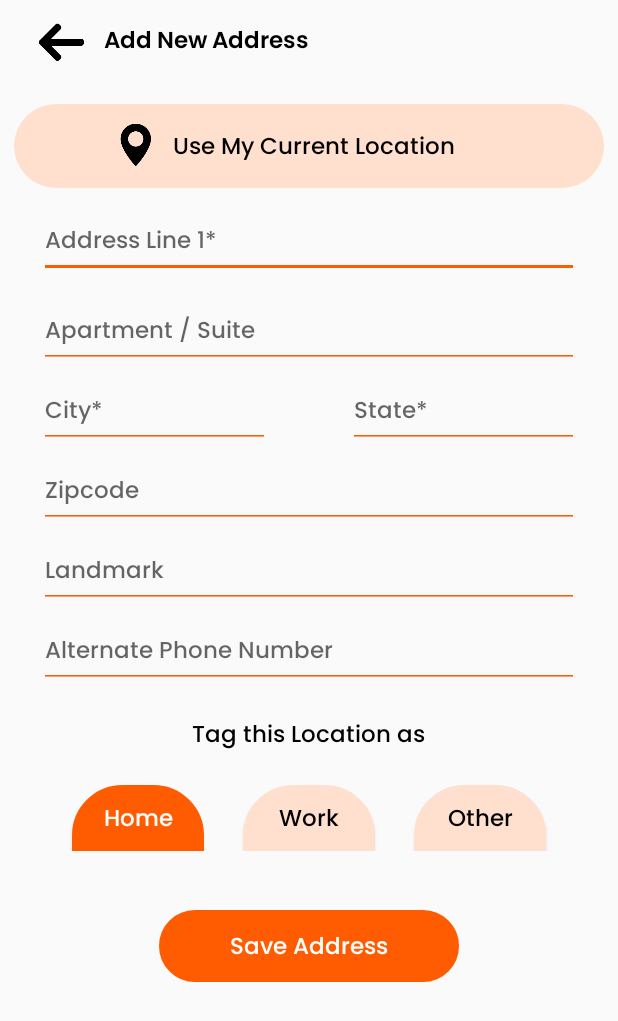
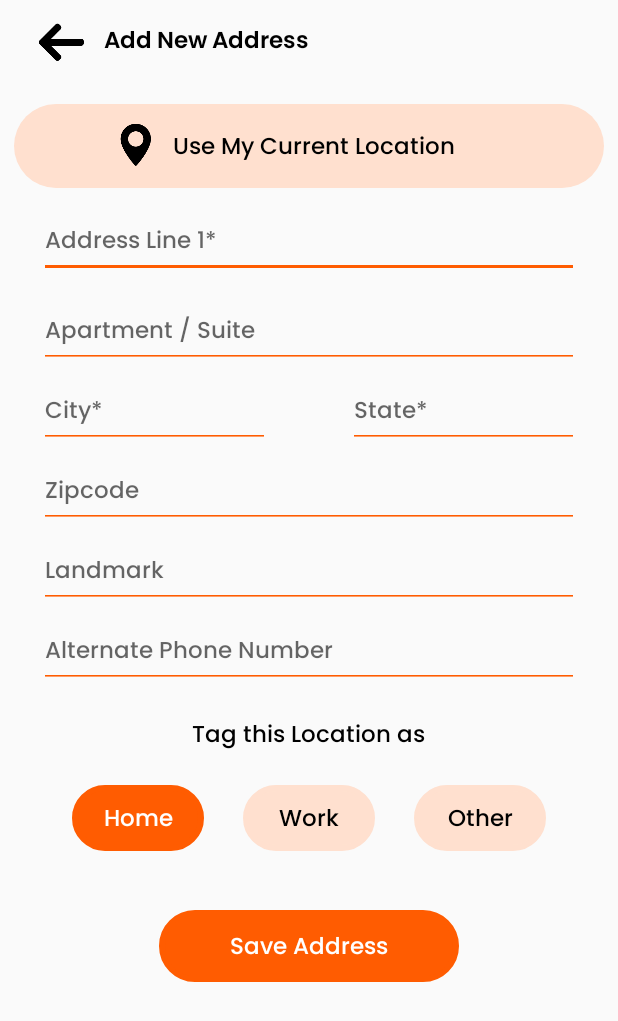
Before and after one commit to chukkamahesh8/mhg_repo, an Android app: the layout activity_add_newaddress.xml on its own in the app's theme, with its tools: preview values and no code run, on a phone screen of 412 x 824 dp. Shown: the top 1021 px of the screen. Run offline under Robolectric (Android 15) with nearby library versions, the phone set to English and light mode, and no system bars.

Commit message:
getting adapter

```diff
--- a/app/src/main/java/com/classicsmart/myhomegrocers/activities/DeliveryAddressActivity.java
+++ b/app/src/main/java/com/classicsmart/myhomegrocers/activities/DeliveryAddressActivity.java
@@ -5,13 +5,11 @@ import android.os.Bundle;
 import android.view.View;
 import android.widget.Toast;
 
-import androidx.appcompat.app.AppCompatActivity;
 import androidx.recyclerview.widget.LinearLayoutManager;
 import androidx.recyclerview.widget.RecyclerView;
 
 import com.classicsmart.myhomegrocers.R;
 import com.classicsmart.myhomegrocers.adapters.DelAddressAdapter;
-import com.classicsmart.myhomegrocers.models.address.AddAddressResponse;
 import com.classicsmart.myhomegrocers.models.address.AddressResponse;
 import com.classicsmart.myhomegrocers.network.ApiConstants;
 import com.classicsmart.myhomegrocers.presenters.AddressPresenter;
@@ -26,7 +24,7 @@ import retrofit2.Response;
 
 public class DeliveryAddressActivity extends BaseActivity implements ApiCallBack {
 
-    private List<DeliveryAddressPojo>deliveryAddressPojoList = new ArrayList<>();
+    private final List<DeliveryAddressPojo> deliveryAddressPojoList = new ArrayList<>();
     DelAddressAdapter delAddressAdapter;
     AddressPresenter addressPresenter;
     RecyclerView recyclerView;
@@ -45,7 +43,7 @@ public class DeliveryAddressActivity extends BaseActivity implements ApiCallBack
     private void initPresenter() {
         addressPresenter=new AddressPresenter(this);
         showDialog();
-        String authorization = "Bearer " + "ee09036008df251726b734c3808b3fd19f8d38ae";
+        String authorization = DataHelper.getAuthToken(this);
         addressPresenter.getAddressApi(authorization, ApiConstants.Constants.API_LIST_ADDRESS);
 
 
--- a/app/src/main/java/com/classicsmart/myhomegrocers/fragments/HomeFragment.java
+++ b/app/src/main/java/com/classicsmart/myhomegrocers/fragments/HomeFragment.java
@@ -173,7 +173,7 @@ public class HomeFragment extends Fragment implements CategoriesAdapter.Category
                 ((DashBoardActivity) getActivity()).showDialog();
                 Product product = new Product();
                 product.setProductId(item.getId());
-                product.setQuantity(item.getCartQuantity() + "");
+                product.setQuantity(1 + "");
                 cartPresenter.addProductToCart(DataHelper.getAuthToken(getContext()), product, ApiConstants.Constants.API_ADD_CART);
                 break;
         }
--- a/app/src/main/res/layout/activity_add_newaddress.xml
+++ b/app/src/main/res/layout/activity_add_newaddress.xml
@@ -7,7 +7,7 @@
 
     <androidx.core.widget.NestedScrollView
         android:layout_width="match_parent"
-        android:layout_height="wrap_content">
+        android:layout_height="match_parent">
 
         <LinearLayout
             android:layout_width="match_parent"
@@ -217,7 +217,7 @@
                     android:layout_width="88dp"
                     android:layout_height="44dp"
                     android:layout_gravity="center"
-                    android:background="@drawable/rectangle_box"
+                    android:background="@drawable/rounded_border"
                     android:backgroundTint="@color/bright_orange"
                     android:fontFamily="@font/poppins_medium"
                     android:includeFontPadding="false"
@@ -232,7 +232,7 @@
                     android:layout_height="44dp"
                     android:layout_gravity="center"
                     android:layout_marginLeft="@dimen/_20sdp"
-                    android:background="@drawable/rectangle_box"
+                    android:background="@drawable/rounded_border"
                     android:backgroundTint="@color/colorlight_peach"
                     android:fontFamily="@font/poppins_medium"
                     android:includeFontPadding="false"
@@ -247,7 +247,7 @@
                     android:layout_height="44dp"
                     android:layout_gravity="center"
                     android:layout_marginLeft="@dimen/_20sdp"
-                    android:background="@drawable/rectangle_box"
+                    android:background="@drawable/rounded_border"
                     android:backgroundTint="@color/colorlight_peach"
                     android:fontFamily="@font/poppins_medium"
                     android:includeFontPadding="false"
--- a/app/src/main/res/layout/item_address.xml
+++ b/app/src/main/res/layout/item_address.xml
@@ -1,7 +1,6 @@
 <?xml version="1.0" encoding="utf-8"?>
 <LinearLayout xmlns:android="http://schemas.android.com/apk/res/android"
     xmlns:app="http://schemas.android.com/apk/res-auto"
-    xmlns:tools="http://schemas.android.com/tools"
     android:layout_width="match_parent"
     android:layout_height="wrap_content"
     android:orientation="vertical">
@@ -21,7 +20,7 @@
             android:orientation="vertical"
             android:layout_marginHorizontal="@dimen/_15sdp">
 
-            <RadioButton
+            <com.google.android.material.radiobutton.MaterialRadioButton
                 android:id="@+id/homeradio"
                 android:layout_width="match_parent"
                 android:layout_height="wrap_content"
```
Also changed, not shown: app/src/main/java/com/classicsmart/myhomegrocers/activities/CartActivity.java (+14 -16 lines), app/src/main/java/com/classicsmart/myhomegrocers/activities/MyOrdersActivity.java (+1 -7 lines).
